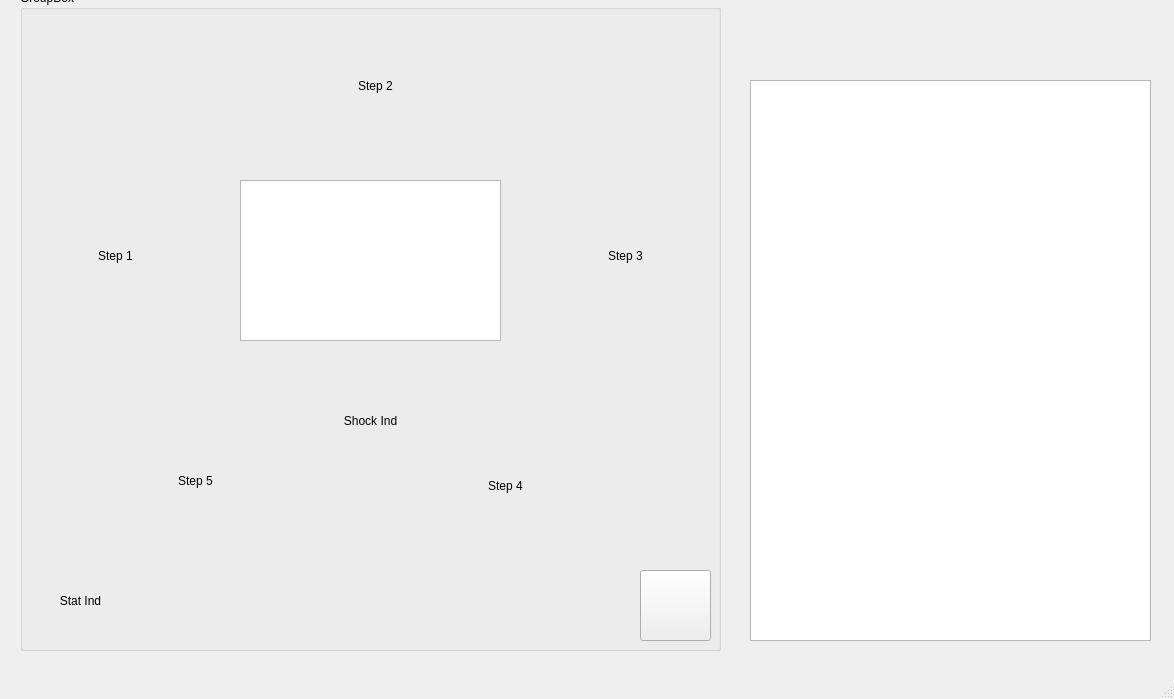
Qt form AEDproject/mainwindow.ui (comp3004Final/comp3004Final) before a commit.
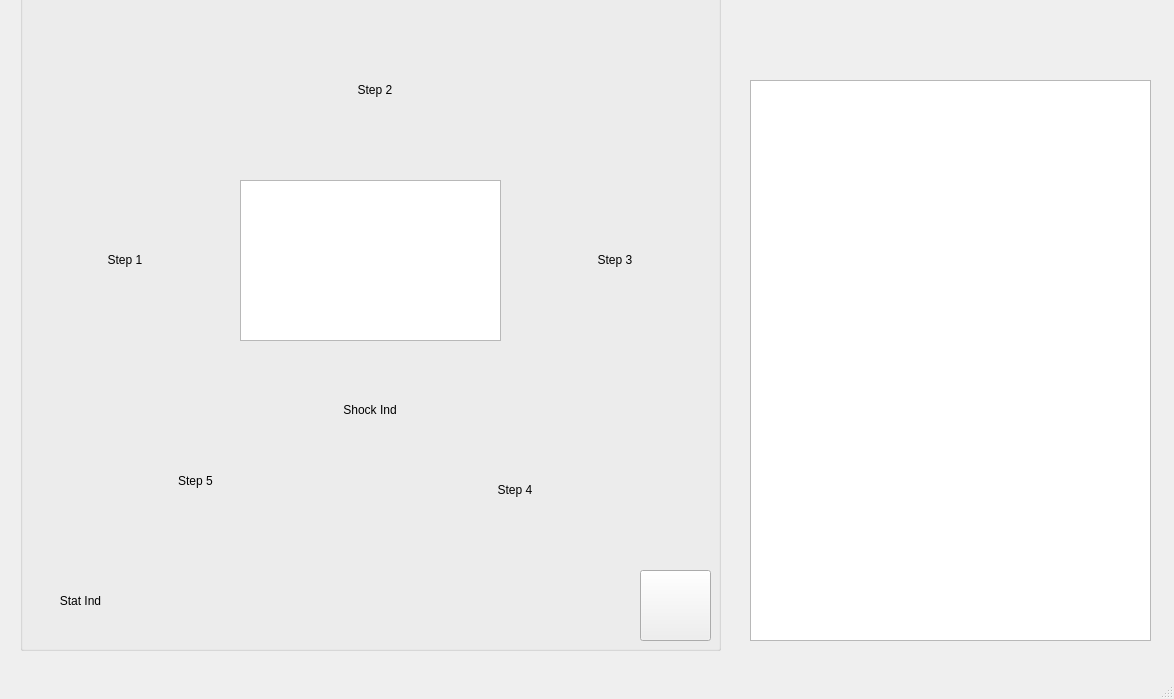
The same form after that commit.

```diff
--- a/AEDproject/mainwindow.ui
+++ b/AEDproject/mainwindow.ui
@@ -34,7 +34,7 @@
      </rect>
     </property>
     <property name="title">
-     <string>GroupBox</string>
+     <string/>
     </property>
     <widget class="QPushButton" name="powerButton">
      <property name="geometry">
@@ -52,12 +52,18 @@
     <widget class="QLabel" name="step1">
      <property name="geometry">
       <rect>
-       <x>20</x>
-       <y>200</y>
-       <width>151</width>
-       <height>131</height>
+       <x>30</x>
+       <y>210</y>
+       <width>150</width>
+       <height>120</height>
       </rect>
      </property>
+     <property name="minimumSize">
+      <size>
+       <width>150</width>
+       <height>120</height>
+      </size>
+     </property>
      <property name="lineWidth">
       <number>1</number>
      </property>
@@ -82,11 +88,17 @@
      <property name="geometry">
       <rect>
        <x>280</x>
-       <y>30</y>
-       <width>151</width>
-       <height>131</height>
+       <y>40</y>
+       <width>150</width>
+       <height>120</height>
       </rect>
      </property>
+     <property name="minimumSize">
+      <size>
+       <width>150</width>
+       <height>120</height>
+      </size>
+     </property>
      <property name="lineWidth">
       <number>1</number>
      </property>
@@ -100,12 +112,18 @@
     <widget class="QLabel" name="step3">
      <property name="geometry">
       <rect>
-       <x>530</x>
-       <y>200</y>
-       <width>151</width>
-       <height>131</height>
+       <x>520</x>
+       <y>210</y>
+       <width>150</width>
+       <height>120</height>
       </rect>
      </property>
+     <property name="minimumSize">
+      <size>
+       <width>150</width>
+       <height>120</height>
+      </size>
+     </property>
      <property name="lineWidth">
       <number>1</number>
      </property>
@@ -119,12 +137,18 @@
     <widget class="QLabel" name="step4">
      <property name="geometry">
       <rect>
-       <x>410</x>
-       <y>430</y>
-       <width>151</width>
-       <height>131</height>
+       <x>420</x>
+       <y>440</y>
+       <width>150</width>
+       <height>120</height>
       </rect>
      </property>
+     <property name="minimumSize">
+      <size>
+       <width>150</width>
+       <height>120</height>
+      </size>
+     </property>
      <property name="lineWidth">
       <number>1</number>
      </property>
@@ -176,12 +200,18 @@
     <widget class="QLabel" name="shockInd">
      <property name="geometry">
       <rect>
-       <x>300</x>
-       <y>390</y>
-       <width>101</width>
-       <height>81</height>
+       <x>310</x>
+       <y>380</y>
+       <width>80</width>
+       <height>80</height>
       </rect>
      </property>
+     <property name="minimumSize">
+      <size>
+       <width>80</width>
+       <height>80</height>
+      </size>
+     </property>
      <property name="lineWidth">
       <number>1</number>
      </property>
```
